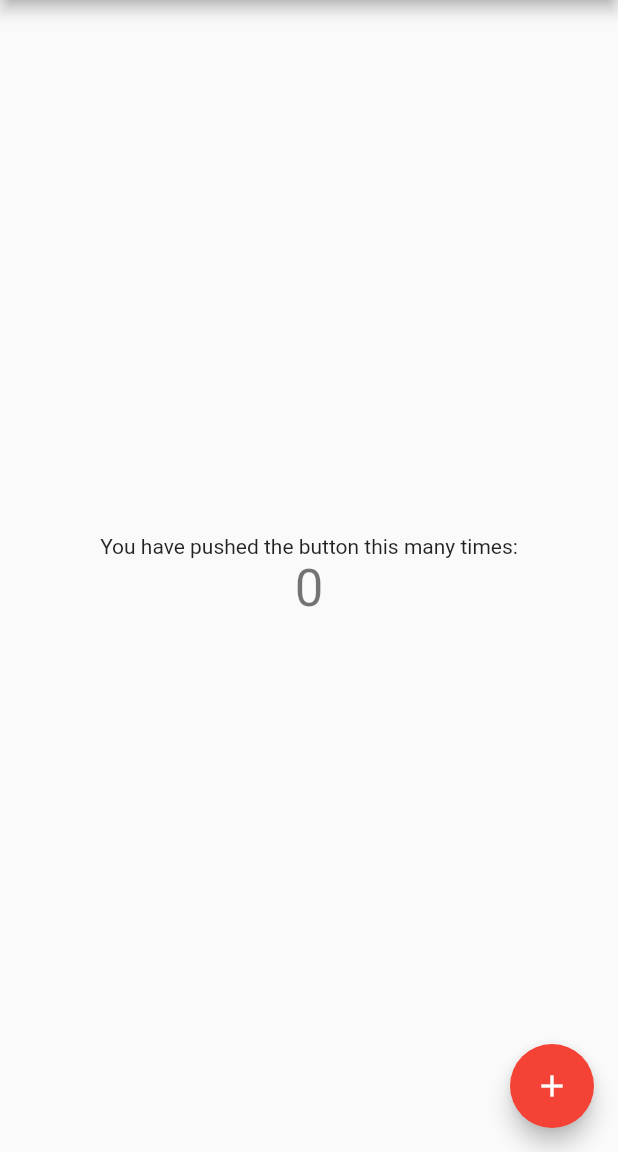
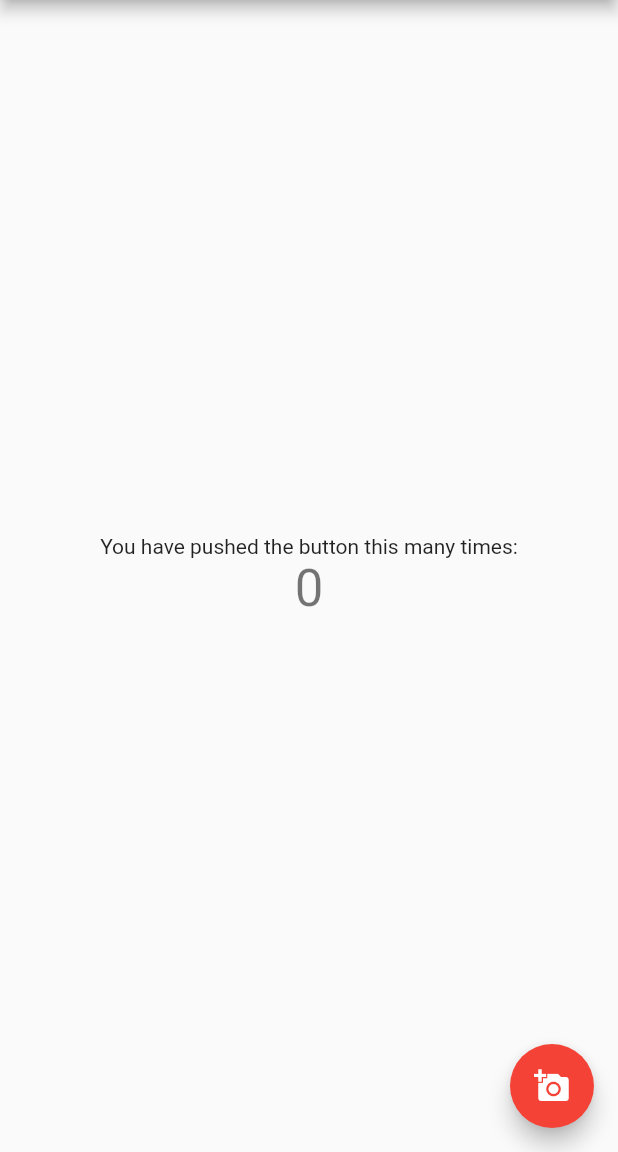
Before and after one commit to FatemeArjomandi/Flutter_application, a Flutter app: the screen it shows after launch, on a phone screen of 412 x 824 dp, the part 84-1236 px from its top. Run offline on Flutter 3.47's test engine with Material 2 defaults, Android fonts, the phone set to English and light mode, and no system bars.

Commit message:
cheng Icon

```diff
--- a/lib/main.dart
+++ b/lib/main.dart
@@ -108,7 +108,7 @@ class _MyHomePageState extends State<MyHomePage> {
       floatingActionButton: FloatingActionButton(
         onPressed: _incrementCounter,
         tooltip: 'Increment',
-        child: const Icon(Icons.add),
+        child: const Icon(Icons.add_a_photo),
       ), // This Fateme trailing comma makes auto-formatting nicer for build methods.
     );
   }
```
